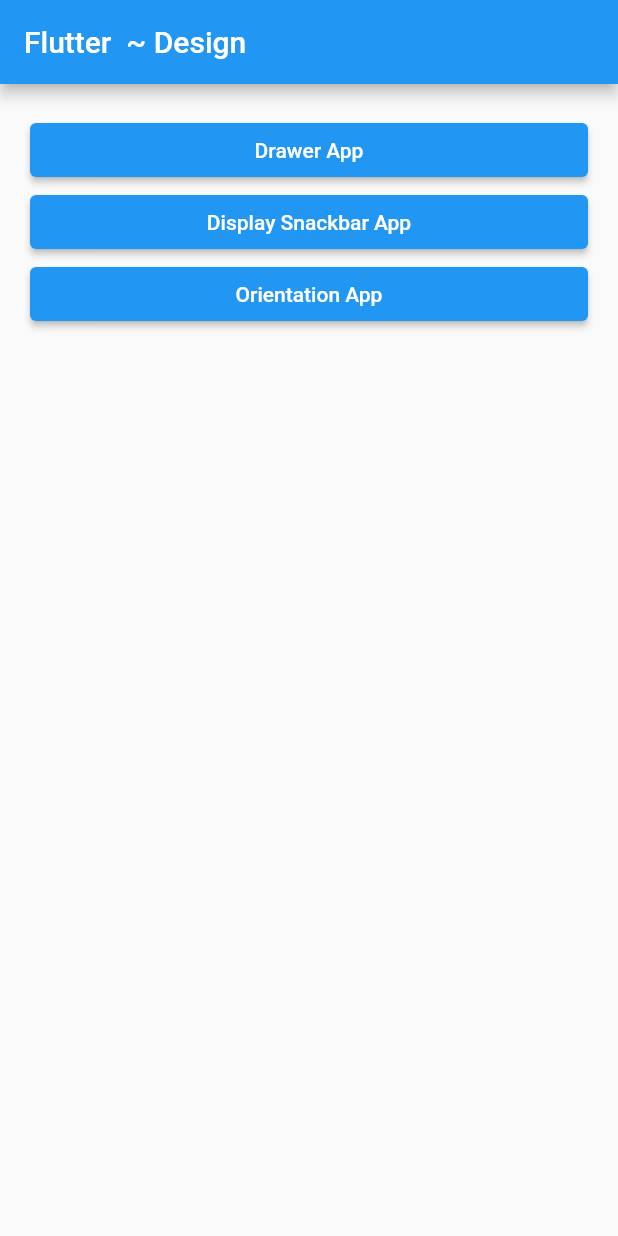
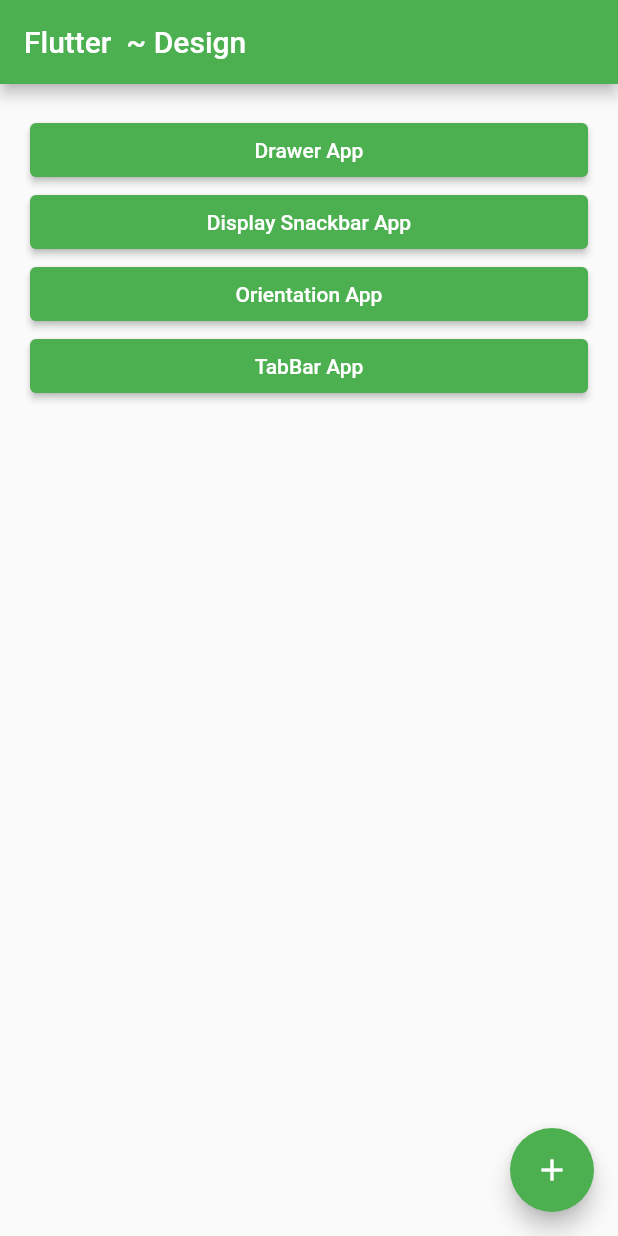
Before and after one commit to handika231/flutter-codelabs, a Flutter app: the screen it shows after launch, on a phone screen of 412 x 824 dp. Run offline on Flutter 3.47's test engine with Material 2 defaults, Android fonts, the phone set to English and light mode, and no system bars; our stand-ins replace adaptive_dialog, cached_network_image, freezed_annotation, google_fonts, top_snackbar_flutter, transparent_image and 1 more; generated files the repository leaves out were written again.

Commit message:
create tabbar

```diff
--- a/design_flutter_app/lib/main.dart
+++ b/design_flutter_app/lib/main.dart
@@ -10,8 +10,13 @@
 
   @override
   Widget build(BuildContext context) {
-    return const MaterialApp(
-      home: HomePage(),
+    return MaterialApp(
+      theme: ThemeData(
+        colorScheme: ColorScheme.fromSwatch(
+          primarySwatch: Colors.green,
+        ),
+      ),
+      home: const HomePage(),
     );
   }
 }
--- a/design_flutter_app/lib/pages/home_page.dart
+++ b/design_flutter_app/lib/pages/home_page.dart
@@ -1,6 +1,7 @@
 import 'package:design_flutter_app/pages/display_snackbar_app.dart';
 import 'package:design_flutter_app/pages/drawer_app.dart';
 import 'package:design_flutter_app/pages/orientation_app.dart';
+import 'package:design_flutter_app/pages/tabbar_app.dart';
 import 'package:flutter/material.dart';
 
 class HomePage extends StatelessWidget {
@@ -9,6 +10,10 @@
   @override
   Widget build(BuildContext context) {
     return Scaffold(
+      floatingActionButton: FloatingActionButton(
+        onPressed: () {},
+        child: const Icon(Icons.add),
+      ),
       appBar: AppBar(
         title: const Text('Flutter  ~ Design'),
       ),
@@ -51,6 +56,17 @@
                   );
                 },
               ),
+              ElevatedButton(
+                child: const Text('TabBar App'),
+                onPressed: () {
+                  Navigator.push(
+                    context,
+                    MaterialPageRoute(
+                      builder: (context) => const TabBarApp(),
+                    ),
+                  );
+                },
+              ),
             ],
           ),
         ),
```
Also changed, not shown: design_flutter_app/lib/pages/tabbar_app.dart (added, +30 -0 lines).
